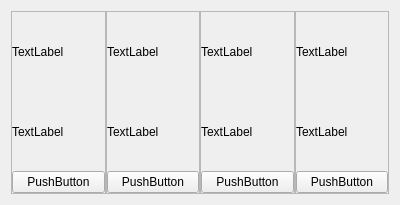
jinhang87/qtutil, file app/StorageConfiguration/storageoverviewwidget.ui: the form before one commit.
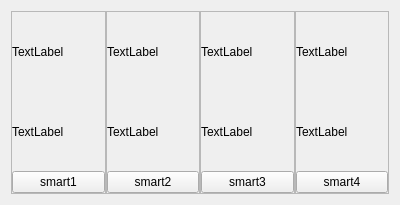
The form after the commit.

The edit to the form file:
```diff
--- a/app/StorageConfiguration/storageoverviewwidget.ui
+++ b/app/StorageConfiguration/storageoverviewwidget.ui
@@ -65,7 +65,7 @@
           <item>
            <widget class="QPushButton" name="pushButton">
             <property name="text">
-             <string>PushButton</string>
+             <string>smart1</string>
             </property>
            </widget>
           </item>
@@ -120,7 +120,7 @@
           <item>
            <widget class="QPushButton" name="pushButton_2">
             <property name="text">
-             <string>PushButton</string>
+             <string>smart2</string>
             </property>
            </widget>
           </item>
@@ -175,7 +175,7 @@
           <item>
            <widget class="QPushButton" name="pushButton_3">
             <property name="text">
-             <string>PushButton</string>
+             <string>smart3</string>
             </property>
            </widget>
           </item>
@@ -230,7 +230,7 @@
           <item>
            <widget class="QPushButton" name="pushButton_4">
             <property name="text">
-             <string>PushButton</string>
+             <string>smart4</string>
             </property>
            </widget>
           </item>
```
Left out of the diff: 16 changed lines with no effect on the pictures.
